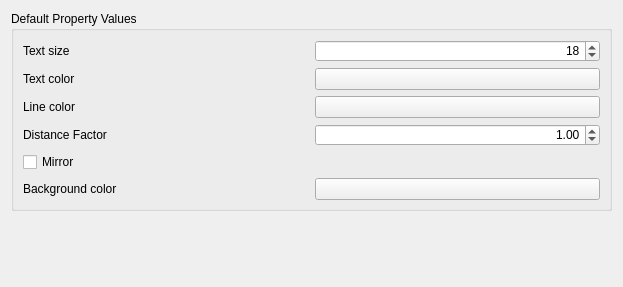
Above: src/Mod/Measure/Gui/DlgPrefsMeasureAppearanceImp.ui from schiele/FreeCAD before the change. Below: the same form after it.
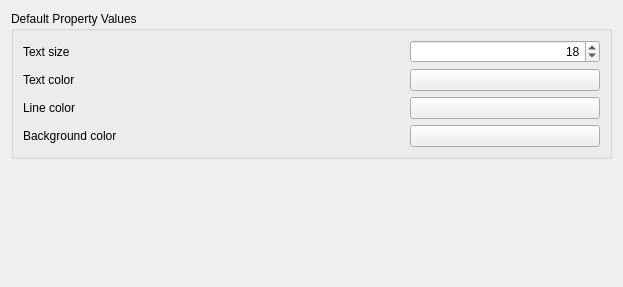
That is the form after the change. Icons and pictures are not drawn. Custom widgets are drawn as their Qt base class.

Commit message: [Measure] Remove unused properties from measure preferences

Diff of the .ui file:
```diff
--- a/src/Mod/Measure/Gui/DlgPrefsMeasureAppearanceImp.ui
+++ b/src/Mod/Measure/Gui/DlgPrefsMeasureAppearanceImp.ui
@@ -52,35 +52,18 @@
      </property>
      <layout class="QVBoxLayout" name="verticalLayout_2">
       <item>
-       <layout class="QGridLayout" name="gridLayout_5" columnstretch="1,1">
-        <item row="3" column="0">
-         <widget class="QLabel" name="label_4">
+       <layout class="QGridLayout" name="gridLayout_5" columnstretch="2,1">
+        <item row="0" column="0">
+         <widget class="QLabel" name="label">
           <property name="text">
-           <string>Distance Factor</string>
+           <string>Text size</string>
           </property>
          </widget>
         </item>
-        <item row="1" column="0">
-         <widget class="QLabel" name="label_2">
+        <item row="2" column="0">
+         <widget class="QLabel" name="label_3">
           <property name="text">
-           <string>Text color</string>
-          </property>
-         </widget>
-        </item>
-        <item row="1" column="1">
-         <widget class="Gui::PrefColorButton" name="cbText">
-          <property name="color">
-           <color>
-            <red>0</red>
-            <green>0</green>
-            <blue>0</blue>
-           </color>
-          </property>
-          <property name="prefEntry" stdset="0">
-           <cstring>DefaultTextColor</cstring>
-          </property>
-          <property name="prefPath" stdset="0">
-           <cstring>Mod/Measure/Appearance</cstring>
+           <string>Line color</string>
           </property>
          </widget>
         </item>
@@ -103,6 +86,30 @@
           </property>
          </widget>
         </item>
+        <item row="3" column="1">
+         <widget class="Gui::PrefColorButton" name="cbBackground">
+          <property name="color" stdset="0">
+           <color>
+            <red>0</red>
+            <green>0</green>
+            <blue>0</blue>
+           </color>
+          </property>
+          <property name="prefEntry" stdset="0">
+           <cstring>DefaultTextBackgroundColor</cstring>
+          </property>
+          <property name="prefPath" stdset="0">
+           <cstring>Mod/Measure/Appearance</cstring>
+          </property>
+         </widget>
+        </item>
+        <item row="3" column="0">
+         <widget class="QLabel" name="label_2">
+          <property name="text">
+           <string>Background color</string>
+          </property>
+         </widget>
+        </item>
         <item row="2" column="1">
          <widget class="Gui::PrefColorButton" name="cbLine">
           <property name="sizePolicy">
@@ -126,59 +133,16 @@
           </property>
          </widget>
         </item>
-        <item row="0" column="0">
-         <widget class="QLabel" name="label">
-          <property name="text">
-           <string>Text size</string>
-          </property>
-         </widget>
-        </item>
-        <item row="3" column="1">
-         <widget class="Gui::PrefDoubleSpinBox" name="dsbDistFactor">
-          <property name="alignment">
-           <set>Qt::AlignRight|Qt::AlignTrailing|Qt::AlignVCenter</set>
-          </property>
-          <property name="value">
-           <double>1.000000000000000</double>
-          </property>
-          <property name="prefEntry" stdset="0">
-           <cstring>DefaultDistFactor</cstring>
-          </property>
-          <property name="prefPath" stdset="0">
-           <cstring>Mod/Measure/Appearance</cstring>
-          </property>
-         </widget>
-        </item>
-        <item row="2" column="0">
-         <widget class="QLabel" name="label_3">
-          <property name="text">
-           <string>Line color</string>
-          </property>
-         </widget>
-        </item>
-        <item row="4" column="0">
-         <widget class="Gui::PrefCheckBox" name="cbMirror">
-          <property name="text">
-           <string>Mirror</string>
-          </property>
-          <property name="prefEntry" stdset="0">
-           <cstring>DefaultMirror</cstring>
-          </property>
-          <property name="prefPath" stdset="0">
-           <cstring>Mod/Measure/Appearance</cstring>
-          </property>
-         </widget>
-        </item>
-        <item row="5" column="0">
+        <item row="1" column="0">
          <widget class="QLabel" name="label_2">
           <property name="text">
-           <string>Background color</string>
+           <string>Text color</string>
           </property>
          </widget>
         </item>
-        <item row="5" column="1">
-         <widget class="Gui::PrefColorButton" name="cbBackground">
-          <property name="color">
+        <item row="1" column="1">
+         <widget class="Gui::PrefColorButton" name="cbText">
+          <property name="color" stdset="0">
            <color>
             <red>255</red>
             <green>255</green>
@@ -229,16 +193,6 @@
    <extends>Gui::ColorButton</extends>
    <header>Gui/PrefWidgets.h</header>
   </customwidget>
-  <customwidget>
-   <class>Gui::PrefCheckBox</class>
-   <extends>QCheckBox</extends>
-   <header>Gui/PrefWidgets.h</header>
-  </customwidget>
-  <customwidget>
-   <class>Gui::PrefDoubleSpinBox</class>
-   <extends>QDoubleSpinBox</extends>
-   <header>Gui/PrefWidgets.h</header>
-  </customwidget>
  </customwidgets>
  <resources>
   <include location="Resources/Measure.qrc"/>
```
Left out of the diff: 4 changed lines with no effect on the pictures. The commit also changes 3 other files.
